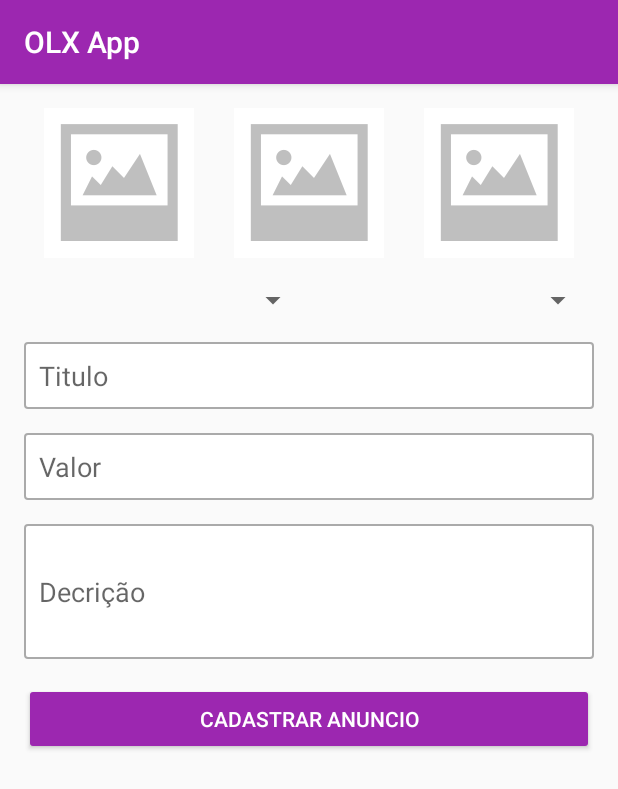
After one commit to biielgg/OLX_Clone, an Android app: the CadastrarAnuncioActivity screen opened directly, with no data from a screen before it, on a phone screen of 412 x 824 dp. The commit adds this screen. Shown: the top 789 px of the screen. Run offline under Robolectric (Android 15) with nearby library versions, the phone set to English and light mode, and no system bars.

Commit message:
Aula 362

```diff
--- a/app/src/main/java/com/gabrielgeorge/olxapp/activity/AnunciosActivity.java
+++ b/app/src/main/java/com/gabrielgeorge/olxapp/activity/AnunciosActivity.java
@@ -52,7 +52,7 @@ public class AnunciosActivity extends AppCompatActivity {
                 invalidateOptionsMenu(); //invalida os menus, obrigadando a preparar de novo
                 break;
             case R.id.menu_anuncios:
-
+                startActivity(new Intent(getApplicationContext(), MeusAnunciosActivity.class));
                 break;
         }
 
--- /dev/null
+++ b/app/src/main/java/com/gabrielgeorge/olxapp/activity/CadastrarAnuncioActivity.java
@@ -0,0 +1,15 @@
+package com.gabrielgeorge.olxapp.activity;
+
+import android.support.v7.app.AppCompatActivity;
+import android.os.Bundle;
+
+import com.gabrielgeorge.olxapp.R;
+
+public class CadastrarAnuncioActivity extends AppCompatActivity {
+
+    @Override
+    protected void onCreate(Bundle savedInstanceState) {
+        super.onCreate(savedInstanceState);
+        setContentView(R.layout.activity_cadastrar_anuncio);
+    }
+}
--- /dev/null
+++ b/app/src/main/res/drawable/ic_adicionar.xml
@@ -0,0 +1,5 @@
+<vector android:height="24dp" android:tint="#FFFFFF"
+    android:viewportHeight="24" android:viewportWidth="24"
+    android:width="24dp" xmlns:android="http://schemas.android.com/apk/res/android">
+    <path android:fillColor="@android:color/white" android:pathData="M19,13h-6v6h-2v-6H5v-2h6V5h2v6h6v2z"/>
+</vector>
--- /dev/null
+++ b/app/src/main/res/layout/activity_cadastrar_anuncio.xml
@@ -0,0 +1,97 @@
+<?xml version="1.0" encoding="utf-8"?>
+<LinearLayout xmlns:android="http://schemas.android.com/apk/res/android"
+    xmlns:app="http://schemas.android.com/apk/res-auto"
+    xmlns:tools="http://schemas.android.com/tools"
+    android:layout_width="match_parent"
+    android:layout_height="match_parent"
+    android:orientation="vertical"
+    android:padding="16dp"
+    tools:context=".activity.CadastrarAnuncioActivity">
+
+    <LinearLayout
+        android:layout_width="match_parent"
+        android:layout_height="100dp"
+        android:layout_marginBottom="16dp"
+        android:orientation="horizontal">
+
+        <ImageView
+            android:id="@+id/imageView2"
+            android:layout_width="wrap_content"
+            android:layout_height="wrap_content"
+            android:layout_weight="1"
+            app:srcCompat="@drawable/padrao" />
+
+        <ImageView
+            android:id="@+id/imageView3"
+            android:layout_width="wrap_content"
+            android:layout_height="wrap_content"
+            android:layout_weight="1"
+            app:srcCompat="@drawable/padrao" />
+
+        <ImageView
+            android:id="@+id/imageView4"
+            android:layout_width="wrap_content"
+            android:layout_height="wrap_content"
+            android:layout_weight="1"
+            app:srcCompat="@drawable/padrao" />
+    </LinearLayout>
+
+    <LinearLayout
+        android:layout_width="match_parent"
+        android:layout_height="wrap_content"
+        android:layout_marginBottom="16dp"
+        android:orientation="horizontal">
+
+        <Spinner
+            android:id="@+id/spinner"
+            android:layout_width="match_parent"
+            android:layout_height="wrap_content"
+            android:layout_weight="1" />
+
+        <Spinner
+            android:id="@+id/spinner2"
+            android:layout_width="match_parent"
+            android:layout_height="wrap_content"
+            android:layout_weight="1" />
+    </LinearLayout>
+
+    <EditText
+        android:id="@+id/editTextTextPersonName"
+        android:layout_width="match_parent"
+        android:layout_height="wrap_content"
+        android:layout_marginBottom="16dp"
+        android:background="@drawable/bg_edit_text"
+        android:ems="10"
+        android:hint="Titulo"
+        android:inputType="textPersonName"
+        android:padding="10dp" />
+
+    <EditText
+        android:id="@+id/editTextTextPersonName2"
+        android:layout_width="match_parent"
+        android:layout_height="wrap_content"
+        android:layout_marginBottom="16dp"
+        android:background="@drawable/bg_edit_text"
+        android:ems="10"
+        android:hint="Valor"
+        android:inputType="textPersonName"
+        android:padding="10dp" />
+
+    <EditText
+        android:id="@+id/editTextTextPersonName3"
+        android:layout_width="match_parent"
+        android:layout_height="90dp"
+        android:layout_marginBottom="16dp"
+        android:background="@drawable/bg_edit_text"
+        android:ems="10"
+        android:hint="Decrição"
+        android:inputType="textPersonName"
+        android:padding="10dp" />
+
+    <Button
+        android:id="@+id/button"
+        android:layout_width="match_parent"
+        android:layout_height="wrap_content"
+        android:text="Cadastrar Anuncio"
+        android:theme="@style/botaoPadrao"/>
+</LinearLayout>
--- /dev/null
+++ b/app/src/main/res/values/dimens.xml
@@ -0,0 +1,3 @@
+<resources>
+    <dimen name="fab_margin">16dp</dimen>
+</resources>
--- a/app/src/main/res/values/themes.xml
+++ b/app/src/main/res/values/themes.xml
@@ -9,8 +9,17 @@
     </style>
 
     <style name="botaoPadrao" parent="Theme.AppCompat.Light">
-        <item name="colorControlHighlight" >#d500f9</item>
+        <item name="colorControlHighlight">#d500f9</item>
         <item name="colorButtonNormal">@color/primary</item>
         <item name="android:textColor">@color/white</item>
     </style>
+
+    <style name="Theme.OLXApp.NoActionBar">
+        <item name="windowActionBar">false</item>
+        <item name="windowNoTitle">true</item>
+    </style>
+
+    <style name="Theme.OLXApp.AppBarOverlay" parent="ThemeOverlay.AppCompat.Dark.ActionBar" />
+
+    <style name="Theme.OLXApp.PopupOverlay" parent="ThemeOverlay.AppCompat.Light" />
 </resources>
```
Also changed, not shown: app/build.gradle (+8 -0 lines), app/src/main/AndroidManifest.xml (+6 -1 lines), app/src/main/java/com/gabrielgeorge/olxapp/activity/MeusAnunciosActivity.java (added, +34 -0 lines), app/src/main/res/layout/activity_meus_anuncios.xml (added, +33 -0 lines), app/src/main/res/layout/content_meus_anuncios.xml (added, +24 -0 lines), app/src/main/res/values/strings.xml (+9 -0 lines), app/src/main/res/drawable/padrao.png (added).
